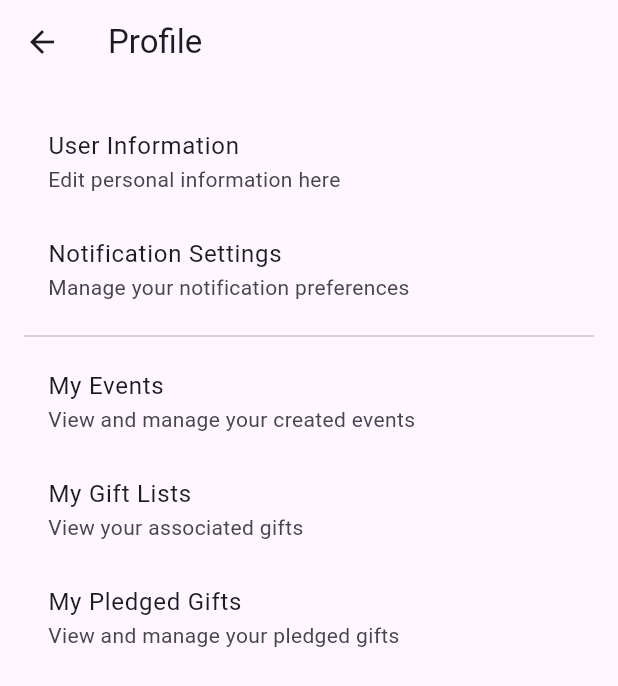
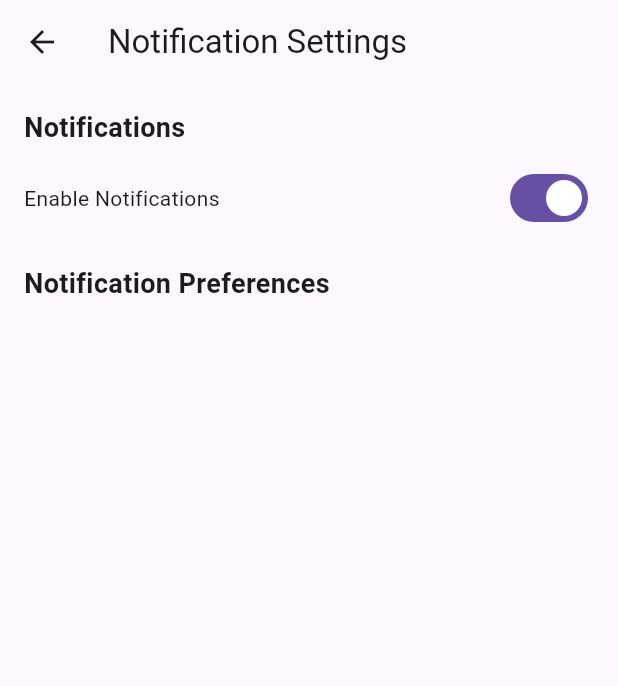
Before and after one commit to 20P8449/hedieaty, a Flutter app: the ProfilePage screen opened directly, after a tap on "Notification Settings", on a phone screen of 412 x 824 dp. Shown: the top 686 px of the screen. Run offline on Flutter 3.47's test engine with Material 3 defaults, Android fonts, the phone set to English and light mode, and no system bars; network calls fail.

Commit message:
notifications setting added

```diff
--- a/lib/ProfilePage.dart
+++ b/lib/ProfilePage.dart
@@ -11,21 +11,36 @@ class ProfilePage extends StatelessWidget {
         child: Column(
           crossAxisAlignment: CrossAxisAlignment.start,
           children: [
+            // User Information Section
             ListTile(
               title: Text('User Information'),
               subtitle: Text('Edit personal information here'),
               onTap: () {
                 // Navigate to Edit Personal Information page
+                Navigator.push(
+                  context,
+                  MaterialPageRoute(
+                    builder: (context) => EditProfilePage(),
+                  ),
+                );
               },
             ),
+            // Notification Settings Section
             ListTile(
               title: Text('Notification Settings'),
               subtitle: Text('Manage your notification preferences'),
               onTap: () {
                 // Navigate to Notification Settings page
+                Navigator.push(
+                  context,
+                  MaterialPageRoute(
+                    builder: (context) => NotificationSettingsPage(),
+                  ),
+                );
               },
             ),
             Divider(), // Divider for separation
+            // My Events Section
             ListTile(
               title: Text('My Events'),
               subtitle: Text('View and manage your created events'),
@@ -33,6 +48,7 @@ class ProfilePage extends StatelessWidget {
                 // Navigate to Event List Page
               },
             ),
+            // My Gift Lists Section
             ListTile(
               title: Text('My Gift Lists'),
               subtitle: Text('View your associated gifts'),
@@ -40,6 +56,7 @@ class ProfilePage extends StatelessWidget {
                 // Navigate to Gift List Page
               },
             ),
+            // My Pledged Gifts Section
             ListTile(
               title: Text('My Pledged Gifts'),
               subtitle: Text('View and manage your pledged gifts'),
@@ -53,3 +70,64 @@ class ProfilePage extends StatelessWidget {
     );
   }
 }
+
+// Dummy Edit Profile Page
+class EditProfilePage extends StatelessWidget {
+  @override
+  Widget build(BuildContext context) {
+    return Scaffold(
+      appBar: AppBar(title: Text('Edit Profile')),
+      body: Center(child: Text('Edit your personal information here.')),
+    );
+  }
+}
+
+// Notification Settings Page with Switch for Notifications
+class NotificationSettingsPage extends StatefulWidget {
+  @override
+  _NotificationSettingsPageState createState() => _NotificationSettingsPageState();
+}
+
+class _NotificationSettingsPageState extends State<NotificationSettingsPage> {
+  bool _notificationsEnabled = true; // Default state for notifications
+
+  @override
+  Widget build(BuildContext context) {
+    return Scaffold(
+      appBar: AppBar(title: Text('Notification Settings')),
+      body: Padding(
+        padding: const EdgeInsets.all(16.0),
+        child: Column(
+          crossAxisAlignment: CrossAxisAlignment.start,
+          children: [
+            Text(
+              'Notifications',
+              style: TextStyle(fontSize: 18, fontWeight: FontWeight.bold),
+            ),
+            SizedBox(height: 10),
+            Row(
+              mainAxisAlignment: MainAxisAlignment.spaceBetween,
+              children: [
+                Text('Enable Notifications'),
+                Switch(
+                  value: _notificationsEnabled,
+                  onChanged: (value) {
+                    setState(() {
+                      _notificationsEnabled = value; // Update the state
+                    });
+                  },
+                ),
+              ],
+            ),
+            SizedBox(height: 20),
+            Text(
+              'Notification Preferences',
+              style: TextStyle(fontSize: 18, fontWeight: FontWeight.bold),
+            ),
+            // Add more notification options here if needed
+          ],
+        ),
+      ),
+    );
+  }
+}
```
